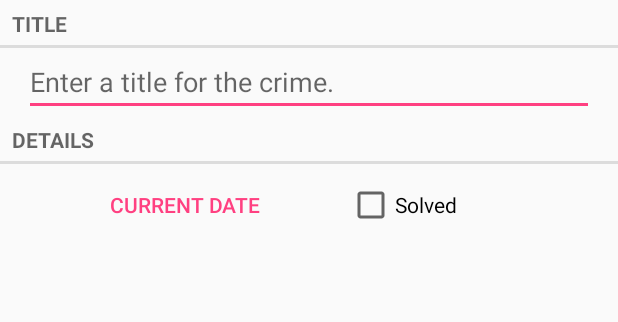
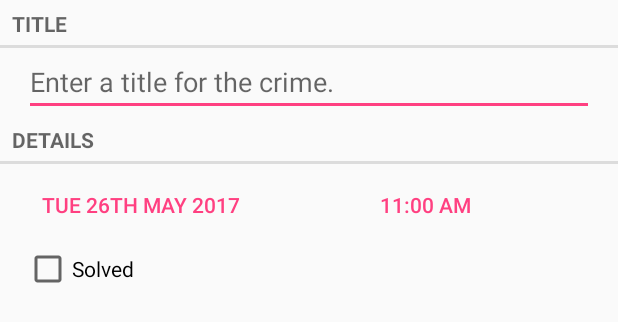
Before and after one commit to rickyrattlesnake/criminalintent, an Android app: the layout fragment_crime.xml on its own in the app's theme, with its tools: preview values and no code run, on a phone screen of 412 x 824 dp. Shown: the top 322 px of the screen. Run offline under Robolectric (Android 15) with nearby library versions, the phone set to English and light mode, and no system bars.

Commit message:
Added date change feature

```diff
--- a/app/src/main/java/com/rattlesnake/criminalintent/CrimePagerActivity.java
+++ b/app/src/main/java/com/rattlesnake/criminalintent/CrimePagerActivity.java
@@ -10,7 +10,6 @@ import android.support.v4.app.FragmentStatePagerAdapter;
 import android.support.v4.view.ViewPager;
 
 import java.io.Serializable;
-import java.util.ArrayList;
 import java.util.HashSet;
 import java.util.List;
 import java.util.Set;
--- a/app/src/main/java/com/rattlesnake/criminalintent/DatePickerFragment.java
+++ b/app/src/main/java/com/rattlesnake/criminalintent/DatePickerFragment.java
@@ -5,6 +5,7 @@ import android.app.Dialog;
 import android.content.DialogInterface;
 import android.content.Intent;
 import android.os.Bundle;
+import android.support.annotation.NonNull;
 import android.support.v4.app.DialogFragment;
 import android.support.v7.app.AlertDialog;
 import android.view.LayoutInflater;
@@ -34,6 +35,7 @@ public class DatePickerFragment extends DialogFragment {
         return (Date) data.getSerializableExtra(EXTRA_DATE);
     }
 
+    @NonNull
     @Override
     public Dialog onCreateDialog(Bundle savedInstanceState) {
 
--- a/app/src/main/res/layout-land/fragment_crime.xml
+++ b/app/src/main/res/layout-land/fragment_crime.xml
@@ -23,14 +23,31 @@
         android:text="@string/crime_details_label"
         style="?android:listSeparatorTextViewStyle"/>
 
-    <Button
-        android:id="@+id/crime_date"
+    <LinearLayout
         android:layout_width="match_parent"
         android:layout_height="wrap_content"
         android:layout_marginLeft="16dp"
         android:layout_marginRight="16dp"
-        style="?android:attr/buttonBarButtonStyle"
-        tools:text="Current Date" />
+        android:orientation="horizontal">
+
+        <Button
+            android:id="@+id/crime_date"
+            style="?android:attr/buttonBarButtonStyle"
+            android:layout_width="wrap_content"
+            android:layout_height="wrap_content"
+            android:layout_weight="1"
+            android:textAlignment="textStart"
+            tools:text="Tue 26th May 2017" />
+
+        <Button
+            android:id="@+id/crime_time"
+            style="?android:attr/buttonBarButtonStyle"
+            android:layout_width="wrap_content"
+            android:layout_height="wrap_content"
+            android:textAlignment="textStart"
+            android:layout_weight="1"
+            tools:text="11:00 AM" />
+    </LinearLayout>
 
     <CheckBox
         android:id="@+id/crime_solved"
--- a/app/src/main/res/layout/fragment_crime.xml
+++ b/app/src/main/res/layout/fragment_crime.xml
@@ -27,7 +27,7 @@
 
     <LinearLayout
         android:layout_width="match_parent"
-        android:layout_height="match_parent"
+        android:layout_height="wrap_content"
         android:layout_marginLeft="16dp"
         android:layout_marginRight="16dp"
         android:orientation="horizontal">
@@ -38,15 +38,32 @@
             android:layout_width="wrap_content"
             android:layout_height="wrap_content"
             android:layout_weight="1"
-            tools:text="Current Date" />
+            android:textAlignment="textStart"
+            tools:text="Tue 26th May 2017" />
+
+        <Button
+            android:id="@+id/crime_time"
+            style="?android:attr/buttonBarButtonStyle"
+            android:layout_width="wrap_content"
+            android:layout_height="wrap_content"
+            android:textAlignment="textStart"
+            android:layout_weight="1"
+            tools:text="11:00 AM" />
+    </LinearLayout>
+
+    <LinearLayout
+        android:layout_width="match_parent"
+        android:layout_height="wrap_content"
+        android:layout_marginLeft="16dp"
+        android:layout_marginRight="16dp"
+        android:orientation="horizontal" >
 
         <CheckBox
             android:id="@+id/crime_solved"
-            android:layout_width="wrap_content"
+            android:layout_width="0dp"
             android:layout_height="wrap_content"
             android:layout_weight="1"
+            android:layout_gravity="start"
             android:text="@string/crime_solved_label" />
-
     </LinearLayout>
-
 </LinearLayout>
--- a/app/src/main/res/values/strings.xml
+++ b/app/src/main/res/values/strings.xml
@@ -5,4 +5,5 @@
     <string name="crime_details_label">Details</string>
     <string name="crime_solved_label">Solved</string>
     <string name="date_picker_title">Date of crime:</string>
+    <string name="time_picker_title">Time of crime:</string>
 </resources>
```
Also changed, not shown: app/src/main/java/com/rattlesnake/criminalintent/Crime.java (+7 -1 lines), app/src/main/java/com/rattlesnake/criminalintent/CrimeFragment.java (+27 -7 lines), app/src/main/java/com/rattlesnake/criminalintent/TimePickerFragment.java (added, +88 -0 lines), app/src/main/res/layout/dialog_time.xml (added, +7 -0 lines).
